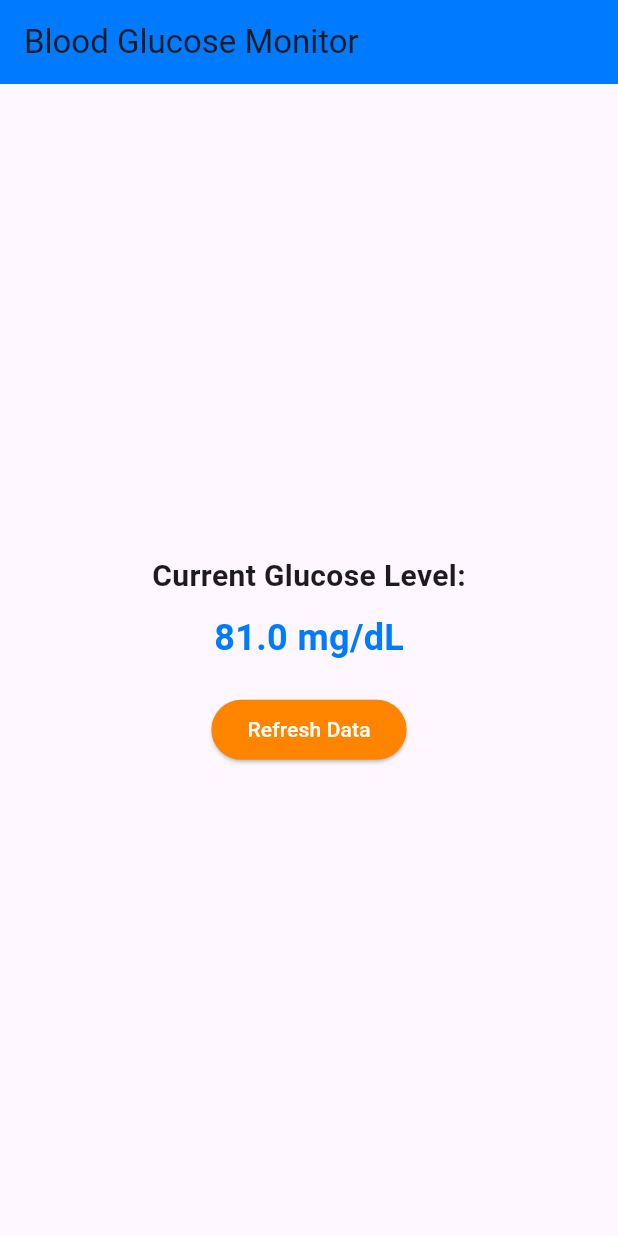
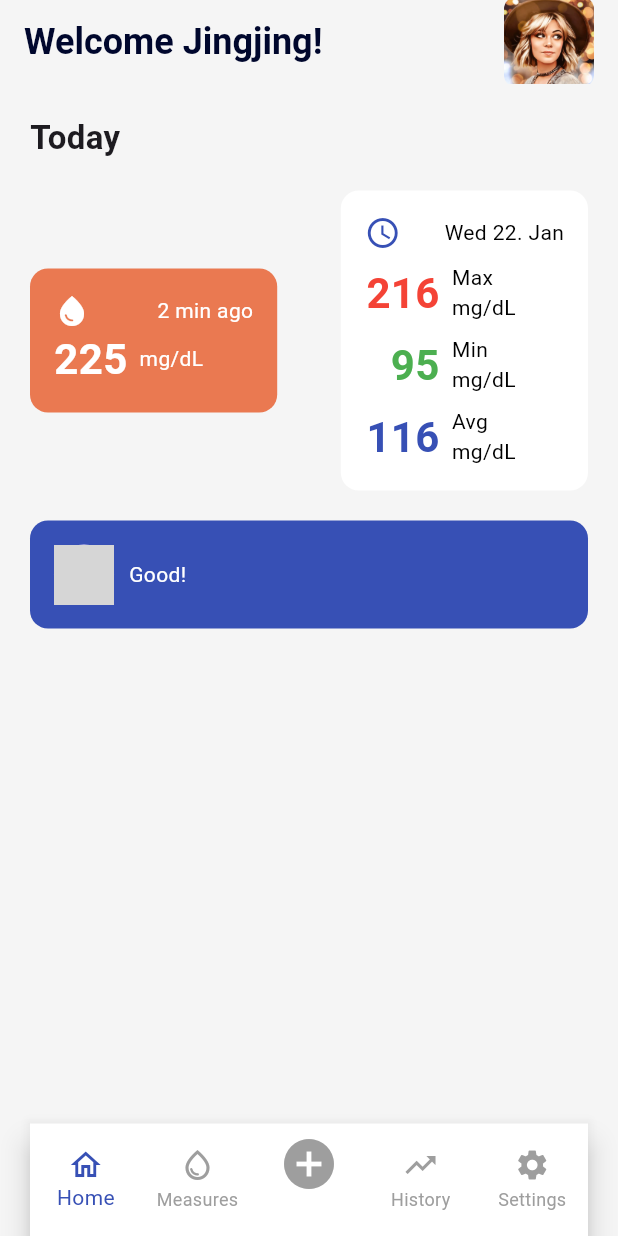
Before and after one commit to jingjingyang0803/GluMon, a Flutter app: the screen it shows after launch, on a phone screen of 412 x 824 dp. Run offline on Flutter 3.47's test engine with Material 3 defaults, Android fonts, the phone set to English and light mode, and no system bars; grey boxes are pictures that could not be loaded.

Commit message:
Add glucose values card to home screen

```diff
--- /dev/null
+++ b/lib/components/avg_glucose_card.dart
@@ -0,0 +1,60 @@
+import 'package:flutter/material.dart';
+
+import '../utils/color_utils.dart';
+import '../widgets/glucose_row.dart';
+
+class AvgGlucoseCard extends StatelessWidget {
+  final String max;
+  final String avg;
+  final String min;
+  final String date;
+
+  const AvgGlucoseCard({
+    super.key,
+    required this.max,
+    required this.avg,
+    required this.min,
+    required this.date,
+  });
+
+  @override
+  Widget build(BuildContext context) {
+    return Container(
+      width: MediaQuery.of(context).size.width * 0.4,
+      padding: EdgeInsets.all(16),
+      decoration: BoxDecoration(
+        color: Colors.white,
+        borderRadius: BorderRadius.circular(12),
+      ),
+      child: Column(
+        children: [
+          Row(
+            mainAxisAlignment: MainAxisAlignment.spaceBetween,
+            children: [
+              Icon(Icons.access_time, color: primaryBlue),
+              Text(date, style: TextStyle(color: Colors.black)),
+            ],
+          ),
+          SizedBox(height: 8),
+          GlucoseRow(
+            value: '216',
+            label: 'Max',
+            color: Colors.red,
+          ),
+          SizedBox(height: 8),
+          GlucoseRow(
+            value: '95',
+            label: 'Min',
+            color: Colors.green,
+          ),
+          SizedBox(height: 8),
+          GlucoseRow(
+            value: '116',
+            label: 'Avg',
+            color: primaryBlue,
+          ),
+        ],
+      ),
+    );
+  }
+}
--- /dev/null
+++ b/lib/components/bottom_nav_bar.dart
@@ -0,0 +1,29 @@
+import 'package:flutter/material.dart';
+
+import '../utils/color_utils.dart';
+
+class BottomNavBar extends StatelessWidget {
+  const BottomNavBar({super.key});
+
+  @override
+  Widget build(BuildContext context) {
+    return BottomNavigationBar(
+      type: BottomNavigationBarType.fixed, // Ensures full width
+      backgroundColor: Colors.white, // Sets background color to white
+      items: [
+        BottomNavigationBarItem(icon: Icon(Icons.home_outlined), label: 'Home'),
+        BottomNavigationBarItem(
+            icon: Icon(Icons.water_drop_outlined), label: 'Measures'),
+        BottomNavigationBarItem(
+            icon: Icon(Icons.add_circle, size: 40), label: ''),
+        BottomNavigationBarItem(
+            icon: Icon(Icons.trending_up_outlined), label: 'History'),
+        BottomNavigationBarItem(icon: Icon(Icons.settings), label: 'Settings'),
+      ],
+      selectedItemColor: primaryBlue,
+      unselectedItemColor: Colors.grey,
+      showSelectedLabels: true,
+      showUnselectedLabels: true,
+    );
+  }
+}
--- /dev/null
+++ b/lib/components/current_glucose_card.dart
@@ -0,0 +1,44 @@
+import 'package:flutter/material.dart';
+import 'package:glu_mon/utils/color_utils.dart';
+
+class CurrentGlucoseCard extends StatelessWidget {
+  final String value;
+  final String unit;
+  final String time;
+
+  const CurrentGlucoseCard(
+      {super.key, required this.value, required this.unit, required this.time});
+
+  @override
+  Widget build(BuildContext context) {
+    return Container(
+      width: MediaQuery.of(context).size.width * 0.4,
+      padding: EdgeInsets.all(16),
+      decoration: BoxDecoration(
+        color: primaryOrange,
+        borderRadius: BorderRadius.circular(12),
+      ),
+      child: Column(
+        crossAxisAlignment: CrossAxisAlignment.start,
+        children: [
+          Row(
+            mainAxisAlignment: MainAxisAlignment.spaceBetween,
+            children: [
+              Icon(Icons.water_drop, color: Colors.white),
+              Text(time, style: TextStyle(color: Colors.white)),
+            ],
+          ),
+          Row(children: [
+            Text(value,
+                style: TextStyle(
+                    fontSize: 28,
+                    fontWeight: FontWeight.bold,
+                    color: Colors.white)),
+            SizedBox(width: 8),
+            Text(unit, style: TextStyle(color: Colors.white)),
+          ]),
+        ],
+      ),
+    );
+  }
+}
--- /dev/null
+++ b/lib/components/user_card.dart
@@ -0,0 +1,30 @@
+import 'package:flutter/material.dart';
+
+import '../utils/color_utils.dart';
+
+class UserCard extends StatelessWidget {
+  const UserCard({super.key});
+
+  @override
+  Widget build(BuildContext context) {
+    return Container(
+      padding: EdgeInsets.all(16),
+      decoration: BoxDecoration(
+        color: primaryBlue,
+        borderRadius: BorderRadius.circular(12),
+      ),
+      child: Row(
+        children: [
+          CircleAvatar(backgroundImage: AssetImage('assets/doctor.jpg')),
+          SizedBox(width: 10),
+          Expanded(
+            child: Text(
+              'Good!',
+              style: TextStyle(color: Colors.white),
+            ),
+          ),
+        ],
+      ),
+    );
+  }
+}
--- /dev/null
+++ b/lib/components/welcome_title.dart
@@ -0,0 +1,35 @@
+import 'package:flutter/material.dart';
+
+import '../utils/color_utils.dart';
+
+class WelcomeTitle extends StatelessWidget {
+  final String name;
+
+  const WelcomeTitle({super.key, required this.name});
+
+  @override
+  Widget build(BuildContext context) {
+    return Row(
+      mainAxisAlignment: MainAxisAlignment.spaceBetween,
+      children: [
+        Text(
+          'Welcome $name!',
+          style: TextStyle(
+            fontSize: 24,
+            fontWeight: FontWeight.bold,
+            color: primaryBlack,
+          ),
+        ),
+        ClipRRect(
+          borderRadius: BorderRadius.circular(8), // Adjust for rounded corners
+          child: Image.asset(
+            'assets/images/profile.jpg',
+            width: 60, // Adjust width
+            height: 60, // Adjust height
+            fit: BoxFit.cover, // Ensure the image covers the square
+          ),
+        )
+      ],
+    );
+  }
+}
--- a/lib/screens/home_screen.dart
+++ b/lib/screens/home_screen.dart
@@ -1,55 +1,47 @@
-import 'dart:math';
+import 'package:flutter/material.dart';
+import 'package:glu_mon/components/welcome_title.dart';
 
-import 'package:flutter/material.dart';
-
-import '../utils/color_utils.dart';
+import '../components/avg_glucose_card.dart';
+import '../components/bottom_nav_bar.dart';
+import '../components/current_glucose_card.dart';
+import '../components/user_card.dart';
 
 class HomeScreen extends StatelessWidget {
   const HomeScreen({super.key});
 
   @override
   Widget build(BuildContext context) {
-    final random = Random();
-    final fakeGlucoseLevel =
-        (70 + random.nextDouble() * 100).toStringAsFixed(1);
-
     return Scaffold(
+      backgroundColor: Colors.grey[100],
       appBar: AppBar(
-        title: Text('Blood Glucose Monitor'),
-        backgroundColor: primaryBlue,
+        elevation: 0,
+        backgroundColor: Colors.transparent,
+        title: WelcomeTitle(name: "Jingjing"),
       ),
-      body: Column(
-        mainAxisAlignment: MainAxisAlignment.center,
-        crossAxisAlignment: CrossAxisAlignment.center,
-        children: [
-          Center(
-            child: Column(
+      body: Padding(
+        padding: EdgeInsets.symmetric(horizontal: 20),
+        child: Column(
+          crossAxisAlignment: CrossAxisAlignment.start,
+          children: [
+            SizedBox(height: 20),
+            Text('Today',
+                style: TextStyle(fontSize: 22, fontWeight: FontWeight.bold)),
+            SizedBox(height: 20),
+            Row(
+              mainAxisAlignment: MainAxisAlignment.spaceBetween,
               children: [
-                Text(
-                  'Current Glucose Level:',
-                  style: TextStyle(fontSize: 20, fontWeight: FontWeight.bold),
-                ),
-                SizedBox(height: 10),
-                Text(
-                  '$fakeGlucoseLevel mg/dL',
-                  style: TextStyle(
-                      fontSize: 24,
-                      color: primaryBlue,
-                      fontWeight: FontWeight.bold),
-                ),
-                SizedBox(height: 20),
-                ElevatedButton(
-                  onPressed: () {},
-                  style: ElevatedButton.styleFrom(
-                    foregroundColor: Colors.white,
-                    backgroundColor: primaryOrange,
-                  ),
-                  child: Text('Refresh Data'),
-                ),
+                CurrentGlucoseCard(
+                    value: '225', unit: 'mg/dL', time: '2 min ago'),
+                AvgGlucoseCard(
+                    max: '216', avg: '116', min: '95', date: 'Wed 22. Jan'),
               ],
             ),
-          ),
-        ],
+            SizedBox(height: 20),
+            UserCard(),
+            Spacer(),
+            BottomNavBar(),
+          ],
+        ),
       ),
     );
   }
--- a/lib/utils/color_utils.dart
+++ b/lib/utils/color_utils.dart
@@ -1,4 +1,6 @@
 import 'package:flutter/material.dart';
 
-final Color primaryBlue = Color(0xFF007BFF); // Blue
-final Color primaryOrange = Color(0xFFFF8400); // Orange
+final Color primaryBlack = Color(0xFF00072D); // Orange
+
+final Color primaryBlue = Color(0xFF3750B5); // Blue
+final Color primaryOrange = Color(0xFFEA7951); // Orange
--- /dev/null
+++ b/lib/widgets/glucose_row.dart
@@ -0,0 +1,37 @@
+import 'package:flutter/material.dart';
+
+class GlucoseRow extends StatelessWidget {
+  final String value;
+  final String label;
+  final Color color;
+
+  const GlucoseRow({
+    super.key,
+    required this.value,
+    required this.label,
+    required this.color,
+  });
+
+  @override
+  Widget build(BuildContext context) {
+    return Row(
+      crossAxisAlignment: CrossAxisAlignment.start,
+      children: [
+        SizedBox(
+          width: 50,
+          child: Text(
+            value,
+            textAlign: TextAlign.right, // Ensures proper alignment
+            style: TextStyle(
+              fontSize: 28,
+              fontWeight: FontWeight.bold,
+              color: color,
+            ),
+          ),
+        ),
+        SizedBox(width: 8),
+        Text('$label\nmg/dL', style: TextStyle(color: Colors.black)),
+      ],
+    );
+  }
+}
--- a/pubspec.yaml
+++ b/pubspec.yaml
@@ -58,9 +58,8 @@ flutter:
   uses-material-design: true
 
   # To add assets to your application, add an assets section, like this:
-  # assets:
-  #   - images/a_dot_burr.jpeg
-  #   - images/a_dot_ham.jpeg
+  assets:
+   - assets/images/profile.jpg
 
   # An image asset can refer to one or more resolution-specific "variants", see
   # https://flutter.dev/to/resolution-aware-images
```
Also changed, not shown: assets/images/profile.jpg (added).
